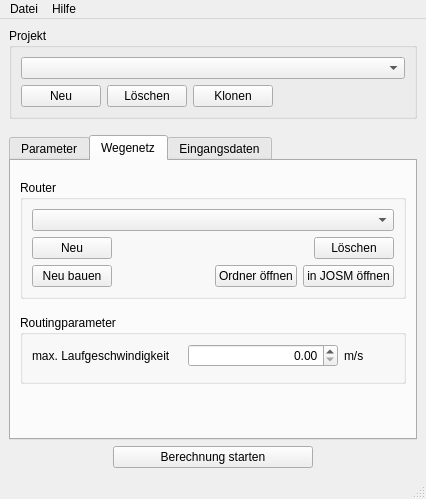
The window that ui/OTP_main_window.ui (GertzGutscheRuemenapp/gruenflaechenbewertung) describes before a commit, drawn with Qt 5.
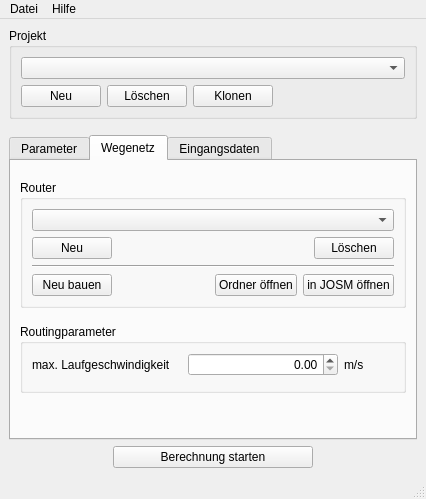
The same window after the commit. The open tabs and pages were chosen to show the change.

Patch:
```diff
--- a/ui/OTP_main_window.ui
+++ b/ui/OTP_main_window.ui
@@ -420,7 +420,7 @@
              </property>
             </widget>
            </item>
-           <item row="2" column="0">
+           <item row="3" column="0">
             <layout class="QHBoxLayout" name="horizontalLayout_3">
              <item>
               <widget class="QPushButton" name="build_router_button">
@@ -495,6 +495,13 @@
              </item>
             </layout>
            </item>
+           <item row="2" column="0">
+            <widget class="Line" name="line">
+             <property name="orientation">
+              <enum>Qt::Horizontal</enum>
+             </property>
+            </widget>
+           </item>
           </layout>
          </widget>
         </item>
```
Left out of the diff: 2 changed lines with no effect on the pictures.
